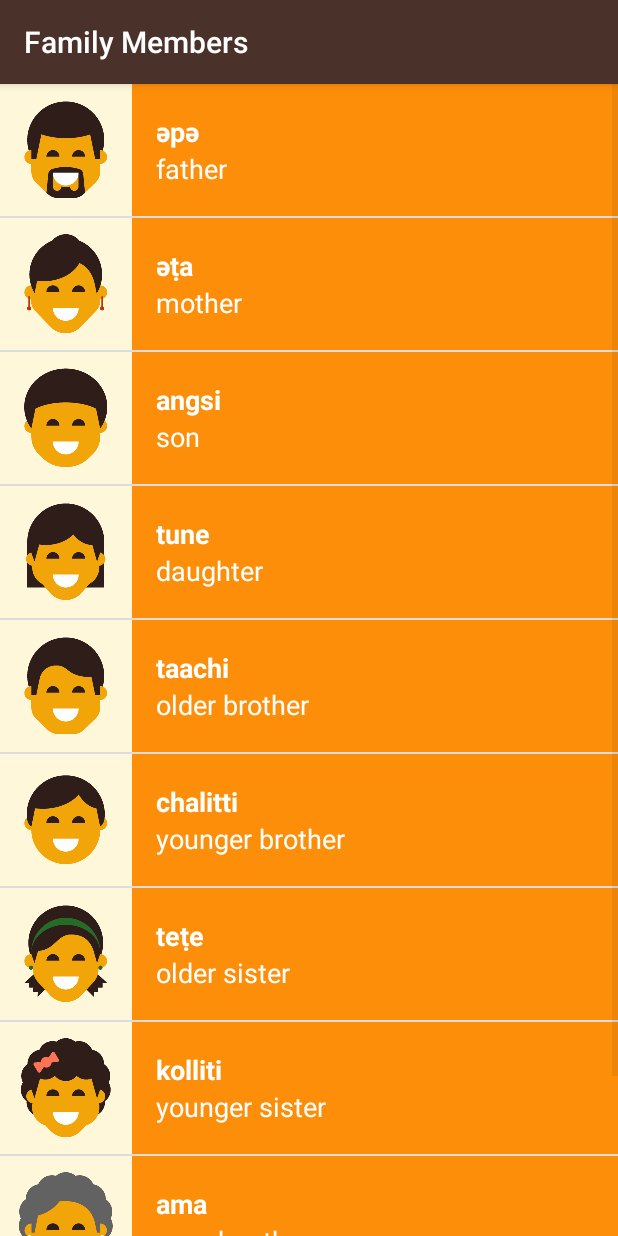
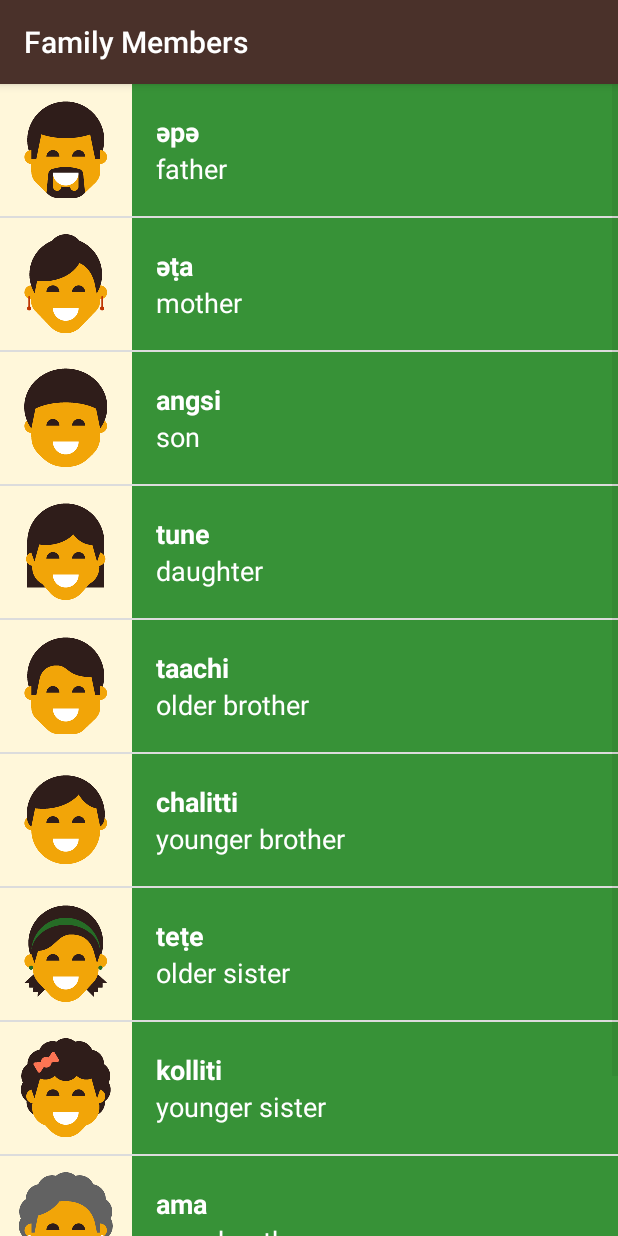
Before and after one commit to MarineNET/Milwoklanguageapp, an Android app: the FamilyActivity screen opened directly, with no data from a screen before it, on a phone screen of 412 x 824 dp. Run offline under Robolectric (Android 15) with nearby library versions, the phone set to English and light mode, and no system bars.

Commit message:
Add different bcg color to each category from WordAdapter

```diff
--- a/app/src/main/java/com/viktorkhon/milwoklanguageapp/ColorsActivity.java
+++ b/app/src/main/java/com/viktorkhon/milwoklanguageapp/ColorsActivity.java
@@ -29,7 +29,7 @@
         /** Create a {@link WordAdapter}, whose data source is a list of {@link Word}s. The
          * adapter knows how to create a list items for each item in the list
          */
-        WordAdapter adapter = new WordAdapter(this, words);
+        WordAdapter adapter = new WordAdapter(this, words, R.color.category_colors);
 
         /** Find the {@link ListView} object in the view hierarchy of the {@link Activity}.
          * There should be a {@link ListView} with the view ID called list, which is declared in
--- a/app/src/main/java/com/viktorkhon/milwoklanguageapp/FamilyActivity.java
+++ b/app/src/main/java/com/viktorkhon/milwoklanguageapp/FamilyActivity.java
@@ -1,5 +1,6 @@
 package com.viktorkhon.milwoklanguageapp;
 
+import android.graphics.Color;
 import android.support.v7.app.AppCompatActivity;
 import android.os.Bundle;
 import android.widget.ListView;
@@ -27,11 +28,10 @@
         words.add(new Word("grandmother", "ama", R.drawable.family_grandmother));
         words.add(new Word("grandfather", "paapa", R.drawable.family_grandfather));
 
-
-        /** Create a {@link WordAdapter}, whose data source is a list of {@link Word}s. The
+         /** Create a {@link WordAdapter}, whose data source is a list of {@link Word}s. The
          * adapter knows how to create a list items for each item in the list
          */
-        WordAdapter adapter = new WordAdapter(this, words);
+        WordAdapter adapter = new WordAdapter(this, words, R.color.category_family);
 
         /** Find the {@link ListView} object in the view hierarchy of the {@link Activity}.
          * There should be a {@link ListView} with the view ID called list, which is declared in
@@ -43,6 +43,7 @@
          * that the {@link ListView} will display list items for each {@link Word} in the list.
          */
         listView.setAdapter(adapter);
+    }
 
-    }
+
 }
--- a/app/src/main/java/com/viktorkhon/milwoklanguageapp/NumbersActivity.java
+++ b/app/src/main/java/com/viktorkhon/milwoklanguageapp/NumbersActivity.java
@@ -31,7 +31,7 @@
         /** Create a {@link WordAdapter}, whose data source is a list of {@link Word}s. The
          * adapter knows how to create a list items for each item in the list
          */
-        WordAdapter adapter = new WordAdapter(this, words);
+        WordAdapter adapter = new WordAdapter(this, words, R.color.category_numbers);
 
         /** Find the {@link ListView} object in the view hierarchy of the {@link Activity}.
          * There should be a {@link ListView} with the view ID called list, which is declared in
--- a/app/src/main/java/com/viktorkhon/milwoklanguageapp/PhrasesActivity.java
+++ b/app/src/main/java/com/viktorkhon/milwoklanguageapp/PhrasesActivity.java
@@ -31,7 +31,7 @@
         /** Create a {@link WordAdapter}, whose data source is a list of {@link Word}s. The
          * adapter knows how to create a list items for each item in the list
          */
-        WordAdapter adapter = new WordAdapter(this, words);
+        WordAdapter adapter = new WordAdapter(this, words, R.color.category_phrases);
 
         /** Find the {@link ListView} object in the view hierarchy of the {@link Activity}.
          * There should be a {@link ListView} with the view ID called list, which is declared in
--- a/app/src/main/java/com/viktorkhon/milwoklanguageapp/Word.java
+++ b/app/src/main/java/com/viktorkhon/milwoklanguageapp/Word.java
@@ -17,6 +17,7 @@
     private String mMiwokTranslation;
 
     // Constant value that represents no image was provided for this word
+    // -1 is used simply because it is out of the range of any possible valid rcs IDs
     private static final int NO_IMAGE_PROVIDED = -1;
 
     /** image that corresponds to the word */
--- a/app/src/main/java/com/viktorkhon/milwoklanguageapp/WordAdapter.java
+++ b/app/src/main/java/com/viktorkhon/milwoklanguageapp/WordAdapter.java
@@ -5,11 +5,13 @@
 import android.support.annotation.LayoutRes;
 import android.support.annotation.NonNull;
 import android.support.annotation.Nullable;
+import android.support.v4.content.ContextCompat;
 import android.view.LayoutInflater;
 import android.view.View;
 import android.view.ViewGroup;
 import android.widget.ArrayAdapter;
 import android.widget.ImageView;
+import android.widget.LinearLayout;
 import android.widget.TextView;
 
 import java.util.ArrayList;
@@ -20,8 +22,19 @@
  */
 
 public class WordAdapter extends ArrayAdapter<Word> {
-    public WordAdapter(Activity context, ArrayList<Word> words) {
+    /** Resource ID for the background color for this list of words */
+    private int mColorResourceId;
+
+    /**
+     * Create a new {@link WordAdapter} object.
+     *
+     * @param context is the current context (i.e. Activity) that the adapter is being created in.
+     * @param words is the list of {@link Word}s to be displayed.
+     * @param colorResourceId is the resource ID for the background color for this list of words
+     */
+    public WordAdapter(Activity context, ArrayList<Word> words, int colorResourceId) {
         super(context, 0, words);
+        mColorResourceId = colorResourceId;
     }
 
     @Override
@@ -62,8 +75,15 @@
             imageViewID.setVisibility(View.GONE);
         }
 
-        // Return the whole list item layout (containing 2 TextViews) so that it can be shown in
-        // the ListView.
+        // Set the theme color for the list item
+                View textLayout = listItemView.findViewById(R.id.textLayout);
+        // Find the color that the resource ID maps to
+                int color = ContextCompat.getColor(getContext(), mColorResourceId);
+        // Set the background color of the text container View
+                textLayout.setBackgroundColor(color);
+
+        // Return the whole list item layout (containing 2 TextViews and 1 image)
+        // so that it can be shown in the ListView.
         return listItemView;
     }
 }
--- a/app/src/main/res/layout/list_item.xml
+++ b/app/src/main/res/layout/list_item.xml
@@ -15,10 +15,10 @@
         android:background="@color/tan_background"/>
 
     <LinearLayout
+        android:id="@+id/textLayout"
         android:layout_width="match_parent"
         android:layout_height="88dp"
-        android:orientation="vertical"
-        android:background="@color/category_numbers">
+        android:orientation="vertical">
 
 
         <TextView
```
